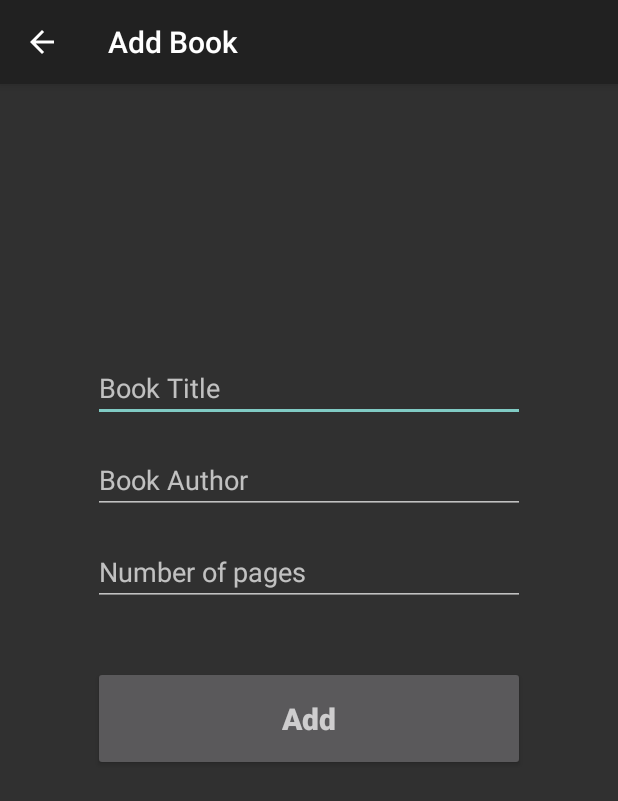
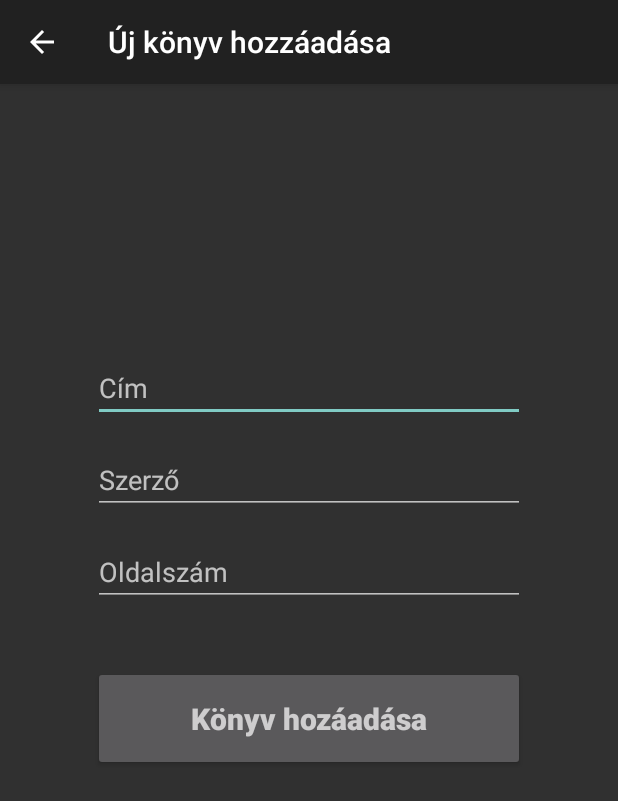
Before and after one commit to szkarosisz1/MobilBeadando, an Android app: the screen it shows after launch (AddActivity), after a tap on "Add", on a phone screen of 412 x 824 dp. Shown: the top 801 px of the screen. Run offline under Robolectric (Android 15) with nearby library versions, the phone set to English and light mode, and no system bars.

Commit message:
Mobilbeadando project finally completed

```diff
--- a/app/src/main/AndroidManifest.xml
+++ b/app/src/main/AndroidManifest.xml
@@ -17,12 +17,12 @@
             android:parentActivityName=".MainActivity" />
         <activity
             android:name=".AddActivity"
-            android:label="Add Book"
+            android:label="Új könyv hozzáadása"
             android:parentActivityName=".MainActivity" />
         <activity
             android:name=".MainActivity"
             android:exported="true"
-            android:label="Book Library">
+            android:label="Könyvtári alkalmazás">
             <intent-filter>
                 <action android:name="android.intent.action.MAIN" />
                 <action android:name="android.intent.action.VIEW" />
--- a/app/src/main/java/com/example/mobilbeadando/CustomAdapter.kt
+++ b/app/src/main/java/com/example/mobilbeadando/CustomAdapter.kt
@@ -5,6 +5,7 @@ import android.content.Intent
 import android.view.LayoutInflater
 import android.view.View
 import android.view.ViewGroup
+import android.view.animation.AnimationUtils
 import android.widget.LinearLayout
 import android.widget.TextView
 import androidx.recyclerview.widget.RecyclerView
@@ -30,6 +31,9 @@ class CustomAdapter(
         holder.bookAuthorTxt.text = bookAuthor[position]
         holder.bookPagesTxt.text = bookPages[position]
 
+        val translateAnim = AnimationUtils.loadAnimation(context, R.anim.translate_anim)
+        holder.mainLayout.startAnimation(translateAnim)
+
         holder.mainLayout.setOnClickListener {
             val intent = Intent(context, UpdateActivity::class.java).apply {
                 putExtra("id", bookId[position])
--- a/app/src/main/java/com/example/mobilbeadando/MainActivity.kt
+++ b/app/src/main/java/com/example/mobilbeadando/MainActivity.kt
@@ -1,9 +1,15 @@
 package com.example.mobilbeadando
 
+import android.content.DialogInterface
 import android.content.Intent
-import android.database.Cursor
 import android.os.Bundle
+import android.view.Menu
+import android.view.MenuItem
+import android.view.View
+import android.widget.ImageView
+import android.widget.TextView
 import android.widget.Toast
+import androidx.appcompat.app.AlertDialog
 import androidx.appcompat.app.AppCompatActivity
 import androidx.recyclerview.widget.LinearLayoutManager
 import androidx.recyclerview.widget.RecyclerView
@@ -13,12 +19,14 @@ class MainActivity : AppCompatActivity() {
 
     private lateinit var recyclerView: RecyclerView
     private lateinit var addButton: FloatingActionButton
+    private lateinit var libraryBooksImageView: ImageView
+    private lateinit var noData: TextView
 
     private lateinit var db: DatabaseHandler
-    private lateinit var book_id: ArrayList<String>
-    private lateinit var book_title: ArrayList<String>
-    private lateinit var book_author: ArrayList<String>
-    private lateinit var book_pages: ArrayList<String>
+    private lateinit var bookId: ArrayList<String>
+    private lateinit var bookTitle: ArrayList<String>
+    private lateinit var bookAuthor: ArrayList<String>
+    private lateinit var bookPages: ArrayList<String>
 
     override fun onCreate(savedInstanceState: Bundle?) {
         super.onCreate(savedInstanceState)
@@ -26,6 +34,8 @@ class MainActivity : AppCompatActivity() {
 
         recyclerView = findViewById(R.id.recyclerView)
         addButton = findViewById(R.id.add_button)
+        libraryBooksImageView = findViewById(R.id.library_books)
+        noData = findViewById(R.id.no_data)
 
         addButton.setOnClickListener {
             val intent = Intent(this@MainActivity, AddActivity::class.java)
@@ -33,14 +43,14 @@ class MainActivity : AppCompatActivity() {
         }
 
         db = DatabaseHandler(this@MainActivity)
-        book_id = ArrayList()
-        book_title = ArrayList()
-        book_author = ArrayList()
-        book_pages = ArrayList()
+        bookId = ArrayList()
+        bookTitle = ArrayList()
+        bookAuthor = ArrayList()
+        bookPages = ArrayList()
 
         storeDataInArrays()
 
-        var customAdapter = CustomAdapter(this@MainActivity, this, book_id, book_title, book_author, book_pages)
+        var customAdapter = CustomAdapter(this@MainActivity, this, bookId, bookTitle, bookAuthor, bookPages)
         recyclerView.adapter = customAdapter
         recyclerView.layoutManager = LinearLayoutManager(this@MainActivity)
     }
@@ -53,18 +63,60 @@ class MainActivity : AppCompatActivity() {
     }
 
     private fun storeDataInArrays() {
-        val cursor: Cursor? = db.readAllData()
-        if (cursor != null && cursor.count == 0) {
-            Toast.makeText(this, "No data.", Toast.LENGTH_SHORT).show()
-        } else if (cursor != null) {
-            while (cursor.moveToNext()) {
-                book_id.add(cursor.getString(0))
-                book_title.add(cursor.getString(1))
-                book_author.add(cursor.getString(2))
-                book_pages.add(cursor.getString(3))
+        db.readAllData()?.let { cursor ->
+            if (cursor.count == 0) {
+                libraryBooksImageView.visibility = View.VISIBLE
+                noData.visibility = View.VISIBLE
+            } else {
+                while (cursor.moveToNext()) {
+                    bookId.add(cursor.getString(0))
+                    bookTitle.add(cursor.getString(1))
+                    bookAuthor.add(cursor.getString(2))
+                    bookPages.add(cursor.getString(3))
+                }
+                libraryBooksImageView.visibility = View.GONE
+                noData.visibility = View.GONE
             }
+            cursor.close()
+        } ?: run {
+            libraryBooksImageView.visibility = View.VISIBLE
+            noData.visibility = View.VISIBLE
         }
-        cursor?.close()
+    }
+
+
+    override fun onCreateOptionsMenu(menu: Menu?): Boolean {
+        menuInflater.inflate(R.menu.my_menu, menu)
+        return true
+    }
+
+    override fun onOptionsItemSelected(item: MenuItem): Boolean {
+        return when (item.itemId) {
+            R.id.delete_all -> {
+                confirmDialog()
+                true
+            }
+            else -> super.onOptionsItemSelected(item)
+        }
+    }
+
+    private fun confirmDialog() {
+        val builder = AlertDialog.Builder(this)
+        builder.setTitle("Valóban törölni szeretnéd?")
+        builder.setMessage("Biztos, hogy minden adatot törölni szeretnél?")
+        builder.setPositiveButton("Igen") { _: DialogInterface, _: Int ->
+            val db = DatabaseHandler(this@MainActivity)
+            db.deleteAllData()
+            Toast.makeText(this, "Minden adat törölve", Toast.LENGTH_SHORT).show()
+
+            val intent = Intent(this, MainActivity::class.java)
+            startActivity(intent)
+            finish()
+        }
+        builder.setNegativeButton("Nem") { dialogInterface: DialogInterface, _: Int ->
+            dialogInterface.dismiss()
+        }
+        builder.create().show()
     }
 
 }
--- /dev/null
+++ b/app/src/main/res/anim/translate_anim.xml
@@ -0,0 +1,9 @@
+<?xml version="1.0" encoding="utf-8"?>
+<set xmlns:android="http://schemas.android.com/apk/res/android">
+
+    <translate
+        android:fromYDelta="100%"
+        android:toYDelta="0"
+        android:duration="1000"/>
+
+</set>
--- /dev/null
+++ b/app/src/main/res/drawable/ic_delete.xml
@@ -0,0 +1,5 @@
+<vector xmlns:android="http://schemas.android.com/apk/res/android" android:height="24dp" android:tint="#FFFFFF" android:viewportHeight="24" android:viewportWidth="24" android:width="24dp">
+
+    <path android:fillColor="@android:color/white" android:pathData="M6,19c0,1.1 0.9,2 2,2h8c1.1,0 2,-0.9 2,-2V7H6v12zM19,4h-3.5l-1,-1h-5l-1,1H5v2h14V4z"/>
+
+</vector>
--- /dev/null
+++ b/app/src/main/res/drawable/ic_library_books.xml
@@ -0,0 +1,5 @@
+<vector xmlns:android="http://schemas.android.com/apk/res/android" android:autoMirrored="true" android:height="100dp" android:tint="#FFFFFF" android:viewportHeight="24" android:viewportWidth="24" android:width="100dp">
+
+    <path android:fillColor="@android:color/white" android:pathData="M4,6L2,6v14c0,1.1 0.9,2 2,2h14v-2L4,20L4,6zM20,2L8,2c-1.1,0 -2,0.9 -2,2v12c0,1.1 0.9,2 2,2h12c1.1,0 2,-0.9 2,-2L22,4c0,-1.1 -0.9,-2 -2,-2zM19,11L9,11L9,9h10v2zM15,15L9,15v-2h6v2zM19,7L9,7L9,5h10v2z"/>
+
+</vector>
--- a/app/src/main/res/layout/activity_add.xml
+++ b/app/src/main/res/layout/activity_add.xml
@@ -16,7 +16,7 @@
         android:layout_marginTop="150dp"
         android:layout_marginEnd="32dp"
         android:ems="10"
-        android:hint="Book Title"
+        android:hint="Cím"
         android:inputType="text"
         app:layout_constraintEnd_toEndOf="parent"
         app:layout_constraintStart_toStartOf="parent"
@@ -30,7 +30,7 @@
         android:layout_marginTop="16dp"
         android:layout_marginEnd="32dp"
         android:ems="10"
-        android:hint="Book Author"
+        android:hint="Szerző"
         android:inputType="text"
         app:layout_constraintEnd_toEndOf="parent"
         app:layout_constraintStart_toStartOf="parent"
@@ -44,7 +44,7 @@
         android:layout_marginTop="16dp"
         android:layout_marginEnd="32dp"
         android:ems="10"
-        android:hint="Number of pages"
+        android:hint="Oldalszám"
         android:inputType="number"
         app:layout_constraintEnd_toEndOf="parent"
         app:layout_constraintStart_toStartOf="parent"
@@ -57,7 +57,7 @@
         android:layout_marginStart="32dp"
         android:layout_marginTop="40dp"
         android:layout_marginEnd="32dp"
-        android:hint="Add"
+        android:hint="Könyv hozáadása"
         android:textAllCaps="false"
         android:textSize="20sp"
         android:textStyle="bold"
--- a/app/src/main/res/layout/my_row.xml
+++ b/app/src/main/res/layout/my_row.xml
@@ -23,7 +23,7 @@
                 android:layout_width="wrap_content"
                 android:layout_height="wrap_content"
                 android:text="1"
-                android:textSize="30sp"
+                android:textSize="50sp"
                 android:textStyle="bold"
                 app:layout_constraintBottom_toBottomOf="parent"
                 app:layout_constraintStart_toStartOf="parent"
@@ -34,7 +34,7 @@
                 android:layout_width="wrap_content"
                 android:layout_height="wrap_content"
                 android:layout_marginStart="16dp"
-                android:text="Title 1"
+                android:text="Könyv 1"
                 android:textSize="20sp"
                 android:textStyle="bold"
                 app:layout_constraintStart_toEndOf="@+id/book_id_txt"
@@ -44,7 +44,7 @@
                 android:id="@+id/book_author_txt"
                 android:layout_width="wrap_content"
                 android:layout_height="wrap_content"
-                android:text="Author 1"
+                android:text="Szerző 1"
                 android:textSize="20sp"
                 app:layout_constraintStart_toStartOf="@+id/book_title_txt"
                 app:layout_constraintTop_toBottomOf="@+id/book_title_txt" />
--- /dev/null
+++ b/app/src/main/res/menu/my_menu.xml
@@ -0,0 +1,10 @@
+<?xml version="1.0" encoding="utf-8"?>
+<menu xmlns:android="http://schemas.android.com/apk/res/android"
+    xmlns:app="http://schemas.android.com/apk/res-auto">
+
+    <item
+        android:id="@+id/delete_all"
+        android:title="Összes könyv törlése"
+        android:icon="@drawable/ic_delete"
+        app:showAsAction="never"/>
+</menu>
```
Also changed, not shown: app/src/main/java/com/example/mobilbeadando/DatabaseHandler.kt (+12 -6 lines), app/src/main/java/com/example/mobilbeadando/UpdateActivity.kt (+43 -22 lines), app/src/main/res/layout/activity_main.xml (+38 -9 lines), app/src/main/res/layout/activity_update.xml (+20 -4 lines).
